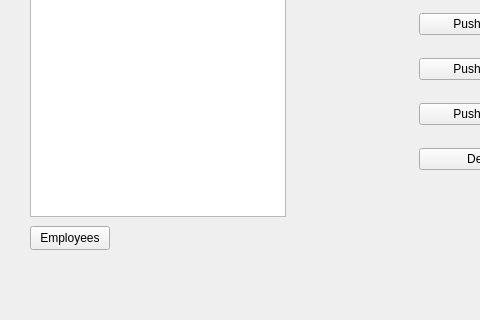
This is lab1/employees.ui in m-Jakub/Car-Workshop-with-Qt as Qt 5 draws it before an edit; both pictures show x 0 to 480 and y 84 to 404 of the 622 by 404 pixel window. The edited form follows.
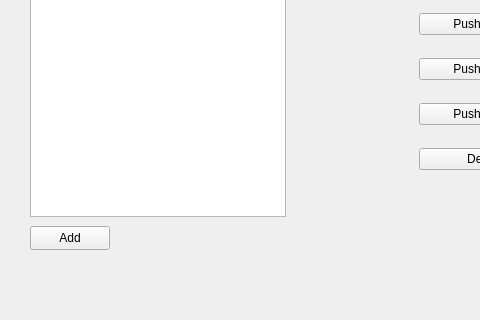
This is the edited form.

Commit message: Add employee window

```diff
--- a/lab1/employees.ui
+++ b/lab1/employees.ui
@@ -23,7 +23,7 @@
     </rect>
    </property>
    <property name="text">
-    <string>Employees</string>
+    <string>Add</string>
    </property>
   </widget>
   <widget class="QTableWidget" name="tableWidget">
```
Left out of the diff: 2 changed lines with no effect on the pictures. The commit also changes 6 other files.
